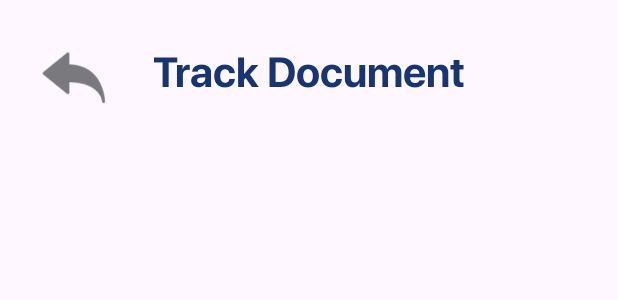
After one commit to DXPOHIHIHI/CipherSTEVEN, an Android app: the layout track_doc.xml on its own in the app's theme, with its tools: preview values and no code run, on a phone screen of 412 x 824 dp. The commit adds this screen. Shown: the top 300 px of the screen. Run offline under Robolectric (Android 15) with nearby library versions, the phone set to English and light mode, and no system bars; Roboto replaces fonts that are not available here.

Commit message:
importDoc and trackDoc navigation

```diff
--- /dev/null
+++ b/app/src/main/res/layout/track_doc.xml
@@ -0,0 +1,35 @@
+<?xml version="1.0" encoding="utf-8"?>
+<androidx.constraintlayout.widget.ConstraintLayout xmlns:android="http://schemas.android.com/apk/res/android"
+    xmlns:app="http://schemas.android.com/apk/res-auto"
+    xmlns:tools="http://schemas.android.com/tools"
+    android:id="@+id/main"
+    android:layout_width="match_parent"
+    android:layout_height="match_parent"
+    tools:context=".TrackDoc">
+
+    <ImageButton
+        android:id="@+id/toHome"
+        android:layout_width="50dp"
+        android:layout_height="50dp"
+        android:layout_marginStart="24dp"
+        android:layout_marginTop="24dp"
+        android:background="#00FFFFFF"
+        android:scaleType="fitCenter"
+        android:src="@drawable/back"
+        app:layout_constraintStart_toStartOf="parent"
+        app:layout_constraintTop_toTopOf="parent" />
+
+    <TextView
+        android:id="@+id/textView26"
+        android:layout_width="wrap_content"
+        android:layout_height="wrap_content"
+        android:layout_marginTop="28dp"
+        android:fontFamily="@font/sfbold"
+        android:text="Track Document"
+        android:textColor="@color/blue"
+        android:textSize="28sp"
+        app:layout_constraintEnd_toEndOf="parent"
+        app:layout_constraintStart_toStartOf="parent"
+        app:layout_constraintTop_toTopOf="parent" />
+
+</androidx.constraintlayout.widget.ConstraintLayout>
```
Also changed, not shown: app/src/main/AndroidManifest.xml (+8 -2 lines), app/src/main/java/com/example/cipher/HomePage.java (+9 -45 lines), app/src/main/java/com/example/cipher/ImportDoc.java (added, +34 -0 lines), app/src/main/java/com/example/cipher/TrackDoc.java (added, +34 -0 lines), app/src/main/res/layout/homepage.xml (+0 -14 lines), app/src/main/res/layout/import_doc.xml (added, +35 -0 lines).
